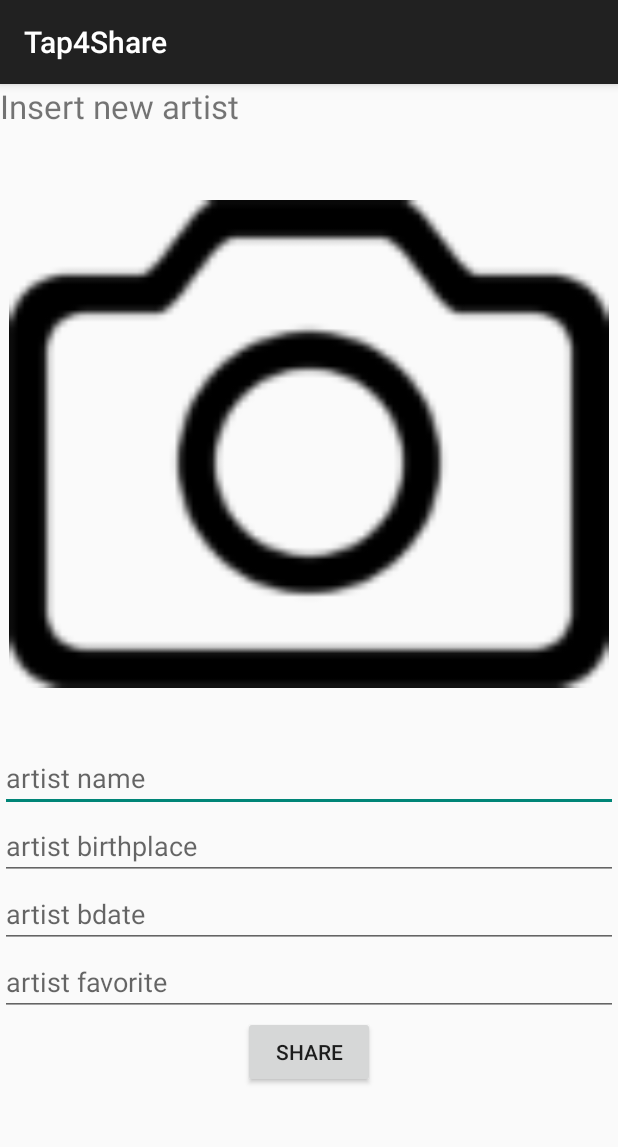
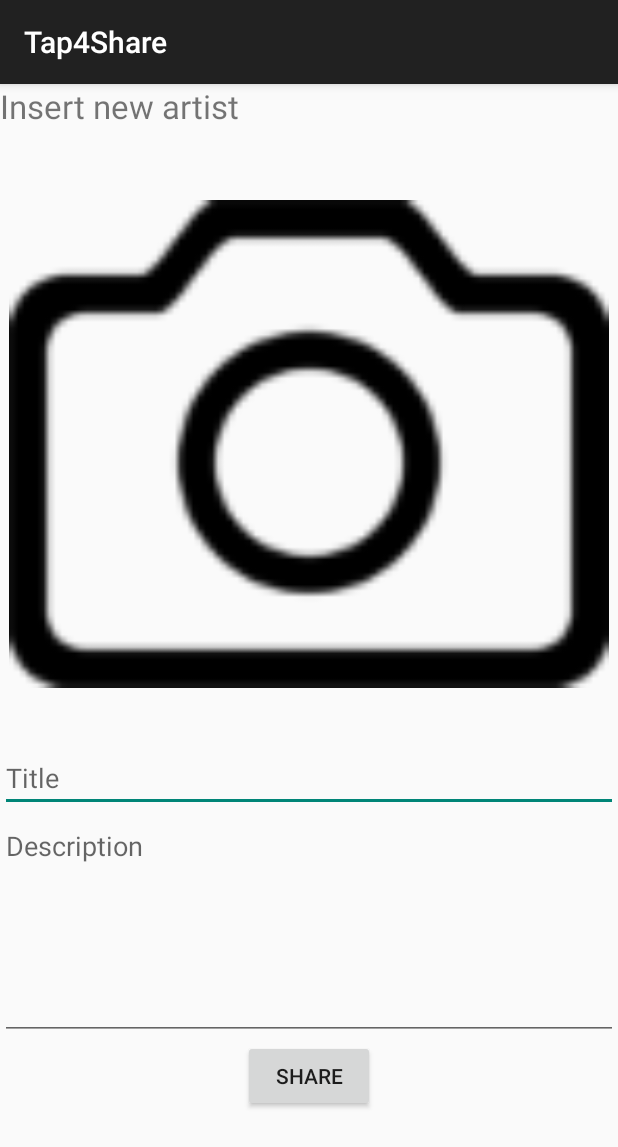
Before and after one commit to sniller27/Tap4Share, an Android app: the ImageInsert screen opened directly, with no data from a screen before it, after a tap on "SHARE", on a phone screen of 412 x 824 dp. Shown: the top 1147 px of the screen. Run offline under Robolectric (Android 15) with nearby library versions, the phone set to English and light mode, and no system bars; our stand-ins replace Volley; network calls fail.

Commit message:
can insert to real API...image upload still missing

```diff
--- a/app/src/main/java/com/vogella/android/tap4share/ImageInsert.java
+++ b/app/src/main/java/com/vogella/android/tap4share/ImageInsert.java
@@ -21,6 +21,8 @@ import com.android.volley.toolbox.Volley;
 
 import org.json.JSONObject;
 
+import java.text.SimpleDateFormat;
+import java.util.Date;
 import java.util.HashMap;
 
 public class ImageInsert extends AppCompatActivity {
@@ -76,19 +78,19 @@ public class ImageInsert extends AppCompatActivity {
         final Button button = (Button) findViewById(R.id.send_post_request);
         button.setOnClickListener(new View.OnClickListener() {
             public void onClick(View v) {
-                final String artistname =  ((EditText) findViewById(R.id.artistname)).getText().toString();
-                final String artistbirthplace =  ((EditText) findViewById(R.id.artistbirthplace)).getText().toString();
-                final String artistbdate =  ((EditText) findViewById(R.id.artistbdate)).getText().toString();
-                final String artistfavorite =  ((EditText) findViewById(R.id.artistfavorite)).getText().toString();
+                final String artistname =  ((EditText) findViewById(R.id.imagetitle)).getText().toString();
+                final String artistbirthplace =  ((EditText) findViewById(R.id.imagedescription)).getText().toString();
+//                final String artistbdate =  ((EditText) findViewById(R.id.artistbdate)).getText().toString();
+//                final String artistfavorite =  ((EditText) findViewById(R.id.artistfavorite)).getText().toString();
 
                 // Code here executes on main thread after user presses button
 
-                Toast.makeText(getApplicationContext(), "Hi there", Toast.LENGTH_LONG).show();
+                Toast.makeText(getApplicationContext(), "Your image has been shared!", Toast.LENGTH_LONG).show();
 
 
                 // Instantiate the RequestQueue.
                 RequestQueue queue = Volley.newRequestQueue(getApplicationContext());
-                String url ="http://141.70.55.157:8080/api/artist";
+                String url ="http://141.70.55.157:8080/api/image";
 
 
 
@@ -108,6 +110,7 @@ public class ImageInsert extends AppCompatActivity {
 //                    }
 //                });
 
+
                 //SOLUTION 2 STRINGREQUEST
                 StringRequest sr = new StringRequest(Request.Method.POST, url, new Response.Listener<String>() {
                     @Override
@@ -122,11 +125,16 @@ public class ImageInsert extends AppCompatActivity {
                 }) {
                     @Override
                     public byte[] getBody() throws AuthFailureError {
+                        //TIMESTAMP
+                        SimpleDateFormat s = new SimpleDateFormat("ddMMyyyyhhmmss");
+                        String format = s.format(new Date());
+
                         HashMap<String, String> params2 = new HashMap<String, String>();
-                        params2.put("name", artistname);
-                        params2.put("birthPlace", artistbirthplace);
-                        params2.put("birthDate", artistbdate);
-                        params2.put("favoritebool", artistfavorite);
+                        params2.put("timestamp", format.toString());
+                        params2.put("source", "cat.png");
+                        params2.put("title", artistname);
+                        params2.put("description", artistbirthplace);
+
                         return new JSONObject(params2).toString().getBytes();
                     }
 
@@ -145,5 +153,8 @@ public class ImageInsert extends AppCompatActivity {
 
             }
         });
+
+
+
     }
 }
--- a/app/src/main/res/layout/activity_image_insert.xml
+++ b/app/src/main/res/layout/activity_image_insert.xml
@@ -28,43 +28,33 @@
             android:layout_centerInParent="true"/>
 
         <EditText
-            android:id="@+id/artistname"
+            android:id="@+id/imagetitle"
             android:layout_width="fill_parent"
             android:layout_height="wrap_content"
-            android:hint="artist name"
+            android:hint="Title"
             android:inputType="text"
             android:layout_below="@+id/photo"/>
 
         <EditText
-            android:id="@+id/artistbirthplace"
+            android:id="@+id/imagedescription"
+            android:inputType="textMultiLine"
+            android:lines="8"
+            android:minLines="6"
+            android:gravity="top|left"
+            android:maxLines="10"
+            android:layout_height="wrap_content"
             android:layout_width="fill_parent"
-            android:layout_height="wrap_content"
-            android:hint="artist birthplace"
-            android:inputType="text"
-            android:layout_below="@+id/artistname"/>
+            android:scrollbars="vertical"
+            android:hint="Description"
+            android:layout_below="@+id/imagetitle"/>
 
-        <EditText
-            android:id="@+id/artistbdate"
-            android:layout_width="fill_parent"
-            android:layout_height="wrap_content"
-            android:hint="artist bdate"
-            android:inputType="text"
-            android:layout_below="@+id/artistbirthplace"/>
-
-        <EditText
-            android:id="@+id/artistfavorite"
-            android:layout_width="fill_parent"
-            android:layout_height="wrap_content"
-            android:hint="artist favorite"
-            android:inputType="text"
-            android:layout_below="@+id/artistbdate"/>
 
         <Button
             android:id="@+id/send_post_request"
             android:layout_height="wrap_content"
             android:layout_width="wrap_content"
             android:text="Share"
-            android:layout_below="@+id/artistfavorite"
+            android:layout_below="@+id/imagedescription"
             android:layout_centerInParent="true"/>
 
 
```
